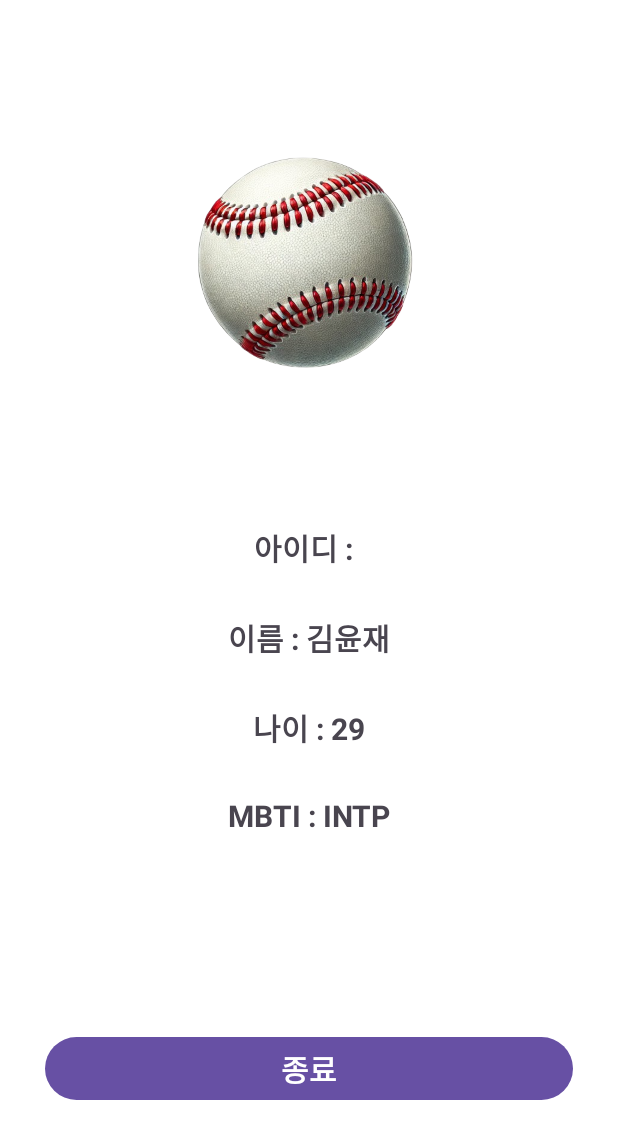
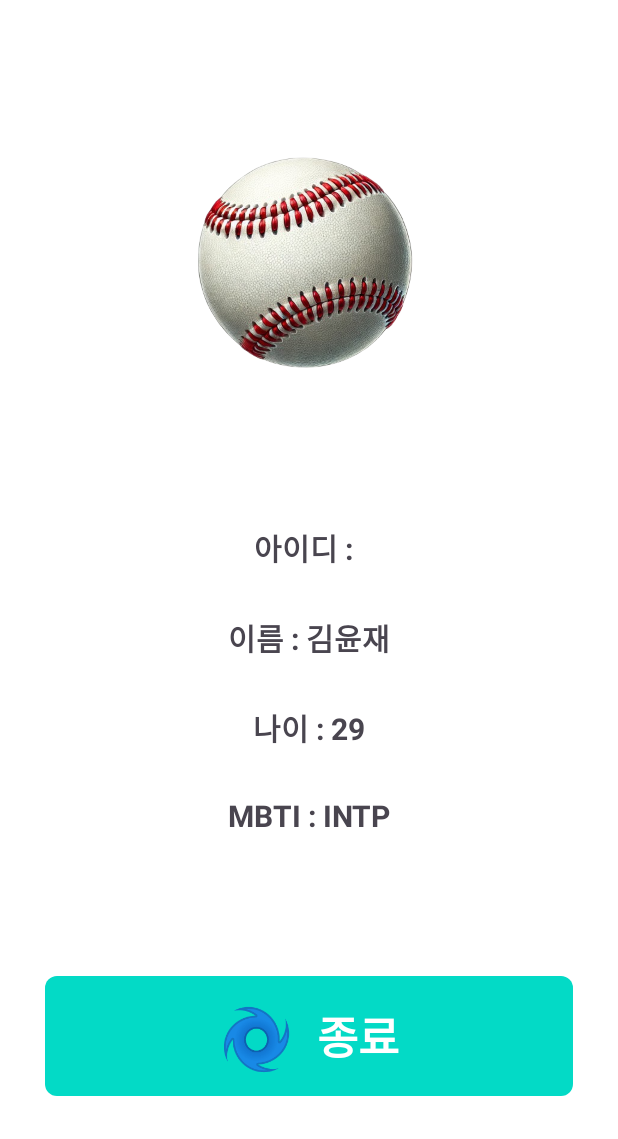
Before and after one commit to kdbswo/ThirdWeekTask, an Android app: the HomeActivity screen opened directly, with no data from a screen before it, on a phone screen of 412 x 824 dp. Shown: the top 1139 px of the screen. Run offline under Robolectric (Android 15) with nearby library versions, the phone set to English and light mode, and no system bars.

Commit message:
Update end button in HomeActivity

```diff
--- a/app/src/main/java/com/loci/thirdweektask/HomeActivity.kt
+++ b/app/src/main/java/com/loci/thirdweektask/HomeActivity.kt
@@ -2,13 +2,11 @@ package com.loci.thirdweektask
 
 import android.graphics.Color
 import android.os.Bundle
-import android.widget.Button
 import android.widget.ImageView
 import android.widget.TextView
 import androidx.activity.enableEdgeToEdge
 import androidx.appcompat.app.AppCompatActivity
 import androidx.constraintlayout.widget.ConstraintLayout
-import androidx.constraintlayout.widget.ConstraintSet.Layout
 import androidx.core.view.ViewCompat
 import androidx.core.view.WindowInsetsCompat
 import kotlin.random.Random
@@ -26,7 +24,7 @@ class HomeActivity : AppCompatActivity() {
 
         val idData = intent.getStringExtra("id")
         val editTextId = findViewById<TextView>(R.id.tv_homeId)
-        val buttonEnd = findViewById<Button>(R.id.btn_end)
+        val buttonEnd = findViewById<ConstraintLayout>(R.id.layout_btn_end)
         val imageViewBall = findViewById<ImageView>(R.id.img_ball)
         val mainPage = findViewById<ConstraintLayout>(R.id.main_page)
 
--- /dev/null
+++ b/app/src/main/res/drawable/shape_main_button.xml
@@ -0,0 +1,6 @@
+<?xml version="1.0" encoding="utf-8"?>
+<shape xmlns:android="http://schemas.android.com/apk/res/android" android:shape="rectangle">
+    <solid android:color="@color/design_default_color_secondary"/>
+    <corners android:radius="8dp"/>
+
+</shape>
--- a/app/src/main/res/layout/activity_home.xml
+++ b/app/src/main/res/layout/activity_home.xml
@@ -91,19 +91,45 @@
         app:layout_constraintTop_toBottomOf="@+id/textView6" />
 
 
-    <Button
-        android:id="@+id/btn_end"
+    <androidx.constraintlayout.widget.ConstraintLayout
+        android:id="@+id/layout_btn_end"
         android:layout_width="match_parent"
-        android:layout_height="wrap_content"
-        android:layout_marginLeft="30dp"
-        android:layout_marginRight="30dp"
-        android:textSize="20sp"
-        android:textStyle="bold"
-        android:text="@string/end"
+        android:layout_height="80dp"
+        android:layout_margin="30dp"
+        android:background="@drawable/shape_main_button"
+        android:clickable="true"
         app:layout_constraintBottom_toBottomOf="parent"
         app:layout_constraintEnd_toEndOf="parent"
         app:layout_constraintStart_toStartOf="parent"
-        app:layout_constraintTop_toBottomOf="@+id/textView7"
-        app:layout_constraintVertical_bias="0.6" />
+        app:layout_constraintTop_toBottomOf="@+id/textView7">
+
+        <TextView
+            android:id="@+id/textView8"
+            android:layout_width="wrap_content"
+            android:layout_height="wrap_content"
+            android:text="@string/ud83c_udf00"
+            android:textSize="40sp"
+            app:layout_constraintBottom_toBottomOf="parent"
+            app:layout_constraintEnd_toStartOf="@+id/textView9"
+            app:layout_constraintHorizontal_bias="0.5"
+            app:layout_constraintHorizontal_chainStyle="packed"
+            app:layout_constraintStart_toStartOf="parent"
+            app:layout_constraintTop_toTopOf="parent" />
+
+        <TextView
+            android:id="@+id/textView9"
+            android:layout_width="wrap_content"
+            android:layout_height="wrap_content"
+            android:layout_marginStart="15dp"
+            android:text="@string/btn_text"
+            android:textColor="@color/white"
+            android:textSize="30sp"
+            android:textStyle="bold"
+            app:layout_constraintBottom_toBottomOf="parent"
+            app:layout_constraintEnd_toEndOf="parent"
+            app:layout_constraintHorizontal_bias="0.5"
+            app:layout_constraintStart_toEndOf="@+id/textView8"
+            app:layout_constraintTop_toTopOf="parent" />
+    </androidx.constraintlayout.widget.ConstraintLayout>
 
 </androidx.constraintlayout.widget.ConstraintLayout>
--- a/app/src/main/res/values/strings.xml
+++ b/app/src/main/res/values/strings.xml
@@ -23,4 +23,6 @@
     <string name="main_mbti">MBTI : INTP</string>
     <string name="main_image_description">my image</string>
     <string name="login_image">login image</string>
+    <string name="ud83c_udf00">🌀</string>
+    <string name="btn_text">종료</string>
 </resources>
```
